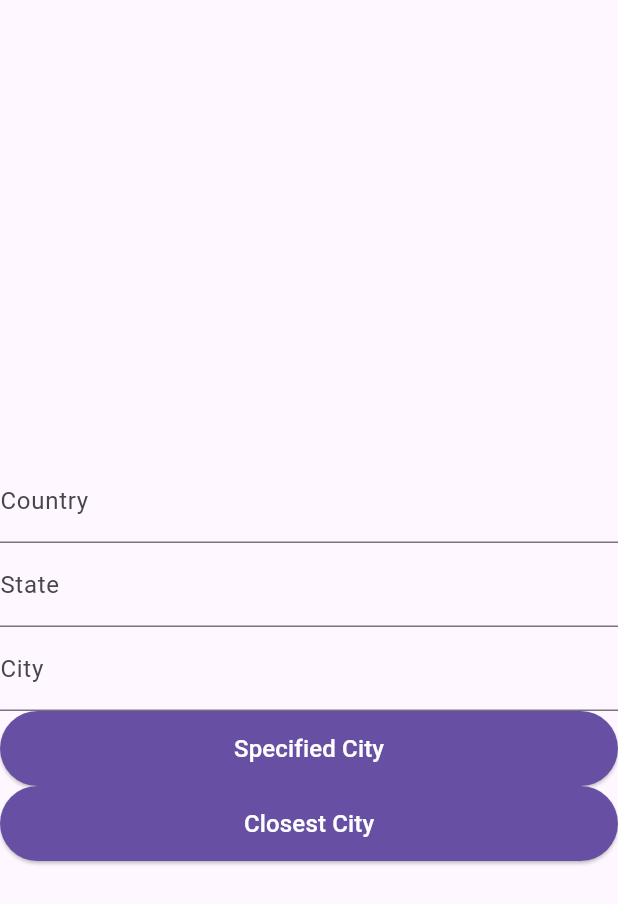
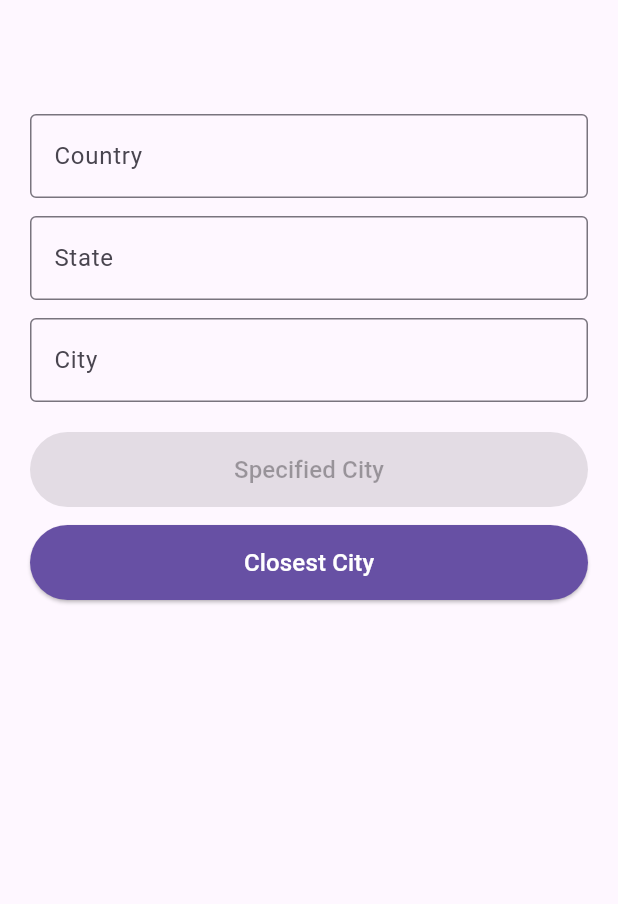
Before and after one commit to martnzz/AQ_monitor, a Flutter app: the SetupPage screen opened directly, on a phone screen of 412 x 824 dp. Shown: the top 904 px of the screen. Run offline on Flutter 3.47's test engine with Material 3 defaults, Android fonts, the phone set to English and light mode, and no system bars; our stand-ins replace connectivity_plus, dartz, easy_localization, equatable, flutter_bloc, get_it and 1 more; network calls fail.

Commit message:
Setup page and onboarding design

```diff
--- a/lib/features/aq_feature/data/repositories/aq_item_repository_impl.dart
+++ b/lib/features/aq_feature/data/repositories/aq_item_repository_impl.dart
@@ -26,7 +26,6 @@ class GetAqItemRepositoryImpl implements AqItemRepository {
         return Left(NetworkFailure());
       }
     } catch (e) {
-      print(e);
       return Left(ServerFailure());
     }
   }
@@ -45,7 +44,6 @@ class GetAqItemRepositoryImpl implements AqItemRepository {
         return Left(NetworkFailure());
       }
     } catch (e) {
-      print(e);
       return Left(ServerFailure());
     }
   }
@@ -60,7 +58,6 @@ class GetAqItemRepositoryImpl implements AqItemRepository {
         return Left(NetworkFailure());
       }
     } catch (e) {
-      print(e);
       return Left(ServerFailure());
     }
   }
@@ -75,7 +72,6 @@ class GetAqItemRepositoryImpl implements AqItemRepository {
         return Left(NetworkFailure());
       }
     } catch (e) {
-      print(e);
       return Left(ServerFailure());
     }
   }
@@ -90,7 +86,6 @@ class GetAqItemRepositoryImpl implements AqItemRepository {
         return Left(NetworkFailure());
       }
     } catch (e) {
-      print(e);
       return Left(ServerFailure());
     }
   }
--- a/lib/features/aq_feature/presentation/bloc/aq_items_bloc.dart
+++ b/lib/features/aq_feature/presentation/bloc/aq_items_bloc.dart
@@ -53,7 +53,6 @@ class AqItemsBloc extends Bloc<AqItemsEvent, AqItemsState> {
     on<GetCountriesEvent>((event, emit) async {
       emit(Loading());
       final inputEither = await getCountries(NoParams());
-      print(inputEither);
       inputEither.fold(
           (failure) => emit(Error(message: _mapFailureToMessage(failure).tr())),
           (countryItem) => emit(CountriesLoaded(country: countryItem)));
--- a/lib/features/aq_feature/presentation/pages/setup_page.dart
+++ b/lib/features/aq_feature/presentation/pages/setup_page.dart
@@ -34,7 +34,6 @@ class SetupPage extends StatelessWidget {
               if (state is Loading) {
                 return const Center(child: CircularProgressIndicator());
               }
-
               return const SetupControls();
             },
           ),
--- a/lib/features/aq_feature/presentation/widgets/aqi_color.dart
+++ b/lib/features/aq_feature/presentation/widgets/aqi_color.dart
@@ -1,4 +1,3 @@
-import 'package:easy_localization/easy_localization.dart';
 import 'package:flutter/material.dart';
 
 Color? pollutionColor;
--- a/lib/features/aq_feature/presentation/widgets/check_states_widget.dart
+++ b/lib/features/aq_feature/presentation/widgets/check_states_widget.dart
@@ -12,7 +12,7 @@ class CheckStates extends StatelessWidget {
     );
     return AlertDialog(
       title: Text("states".tr()),
-      content: Text('asd'),
+      content: const Text('asd'),
       actions: [okButton],
     );
   }
--- a/lib/features/aq_feature/presentation/widgets/setup_controls.dart
+++ b/lib/features/aq_feature/presentation/widgets/setup_controls.dart
@@ -4,7 +4,7 @@ import 'package:flutter/material.dart';
 import 'package:flutter_bloc/flutter_bloc.dart';
 
 class SetupControls extends StatefulWidget {
-  const SetupControls({super.key});
+  const SetupControls({Key? key}) : super(key: key);
 
   @override
   State<SetupControls> createState() => _SetupControlsState();
@@ -21,62 +21,73 @@ class _SetupControlsState extends State<SetupControls> {
 
   @override
   Widget build(BuildContext context) {
-    return Column(
-      crossAxisAlignment: CrossAxisAlignment.center,
-      mainAxisAlignment: MainAxisAlignment.center,
+    return Padding(
+      padding: const EdgeInsets.all(20.0),
+      child: Column(
+        crossAxisAlignment: CrossAxisAlignment.stretch,
         children: [
           TextField(
             controller: countryController,
             textInputAction: TextInputAction.next,
-          decoration:  InputDecoration(labelText: 'country'.tr()),
+            decoration: InputDecoration(
+              labelText: 'country'.tr(),
+              border: const OutlineInputBorder(),
+            ),
             onChanged: (value) {
               inputCountry = value;
               checkButtonState();
             },
           ),
+          const SizedBox(height: 12),
           TextField(
             controller: stateController,
             textInputAction: TextInputAction.next,
-          decoration:  InputDecoration(labelText: 'state'.tr()),
+            decoration: InputDecoration(
+              labelText: 'state'.tr(),
+              border: const OutlineInputBorder(),
+            ),
             onChanged: (value) {
-            inputState= value;
+              inputState = value;
               checkButtonState();
             },
           ),
+          const SizedBox(height: 12),
           TextField(
             controller: cityController,
             textInputAction: TextInputAction.next,
-          decoration:  InputDecoration(labelText: 'city'.tr()),
+            decoration: InputDecoration(
+              labelText: 'city'.tr(),
+              border: const OutlineInputBorder(),
+            ),
             onChanged: (value) {
               inputCity = value;
               checkButtonState();
             },
           ),
+          const SizedBox(height: 20),
           ElevatedButton(
-          onPressed: dispatchSpecifiedCity,
+            onPressed: isButtonDisabled ? null : dispatchSpecifiedCity,
             style: ElevatedButton.styleFrom(
-            minimumSize: const Size.fromHeight(50),
-            backgroundColor: Theme.of(context).colorScheme.primary,
-            foregroundColor: Theme.of(context).colorScheme.onPrimary,
+              minimumSize: const Size.fromHeight(50), backgroundColor: Theme.of(context).primaryColor, foregroundColor: Theme.of(context).colorScheme.onPrimary,
             ),
-          child:  Text(
+            child: Text(
               'specified_city'.tr(),
               style: const TextStyle(fontSize: 16),
             ),
           ),
+          const SizedBox(height: 12),
           ElevatedButton(
             onPressed: dispatchClosestCity,
             style: ElevatedButton.styleFrom(
-            minimumSize: const Size.fromHeight(50),
-            backgroundColor: Theme.of(context).colorScheme.primary,
-            foregroundColor: Theme.of(context).colorScheme.onPrimary,
+              minimumSize: const Size.fromHeight(50), backgroundColor: Theme.of(context).primaryColor, foregroundColor: Theme.of(context).colorScheme.onPrimary,
             ),
-          child:  Text(
+            child: Text(
               'closest_city'.tr(),
               style: const TextStyle(fontSize: 16),
             ),
           ),
         ],
+      ),
     );
   }
 
@@ -85,13 +96,20 @@ class _SetupControlsState extends State<SetupControls> {
   }
 
   void dispatchSpecifiedCity() {
-    BlocProvider.of<AqItemsBloc>(context)
-        .add(GetSpecifiedAqItemEvent(city: inputCity!, country: inputCountry!, state: inputState!));
+    BlocProvider.of<AqItemsBloc>(context).add(
+      GetSpecifiedAqItemEvent(
+        city: inputCity!,
+        country: inputCountry!,
+        state: inputState!,
+      ),
+    );
   }
+
   void checkButtonState() {
     setState(() {
-      isButtonDisabled =
-          (inputCountry ?? '').isEmpty || (inputState ?? '').isEmpty || (inputCity?? '').isEmpty;
+      isButtonDisabled = (inputCountry ?? '').isEmpty ||
+          (inputState ?? '').isEmpty ||
+          (inputCity ?? '').isEmpty;
     });
   }
 }
--- a/lib/main.dart
+++ b/lib/main.dart
@@ -24,6 +24,7 @@ class MyApp extends StatelessWidget {
       localizationsDelegates: context.localizationDelegates,
       supportedLocales: context.supportedLocales,
       locale: context.locale,
+      debugShowCheckedModeBanner: false,
       home: const OnBoardingPage(),
     );
   }
--- a/pubspec.yaml
+++ b/pubspec.yaml
@@ -83,6 +83,9 @@ flutter:
     - assets/images/11d.png
     - assets/images/13d.png
     - assets/images/50d.png
+    - assets/images/setup_page.png
+    - assets/images/aqi_info_page.png
+    - assets/images/navigation_drawer_page.png
 
   # An image asset can refer to one or more resolution-specific "variants", see
   # https://flutter.dev/assets-and-images/#resolution-aware
```
Also changed, not shown: assets/translations/en-US.json (+8 -1 lines), assets/translations/hu-HU.json (+7 -3 lines), lib/features/aq_feature/presentation/pages/aq_information.dart (+17 -11 lines), lib/features/aq_feature/presentation/pages/onboarding_page.dart (+48 -15 lines), assets/images/aqi_info_page.png (added), assets/images/navigation_drawer_page.PNG (added), assets/images/setup_page.png (added). Lines whose indentation alone changed are shown as unchanged.
